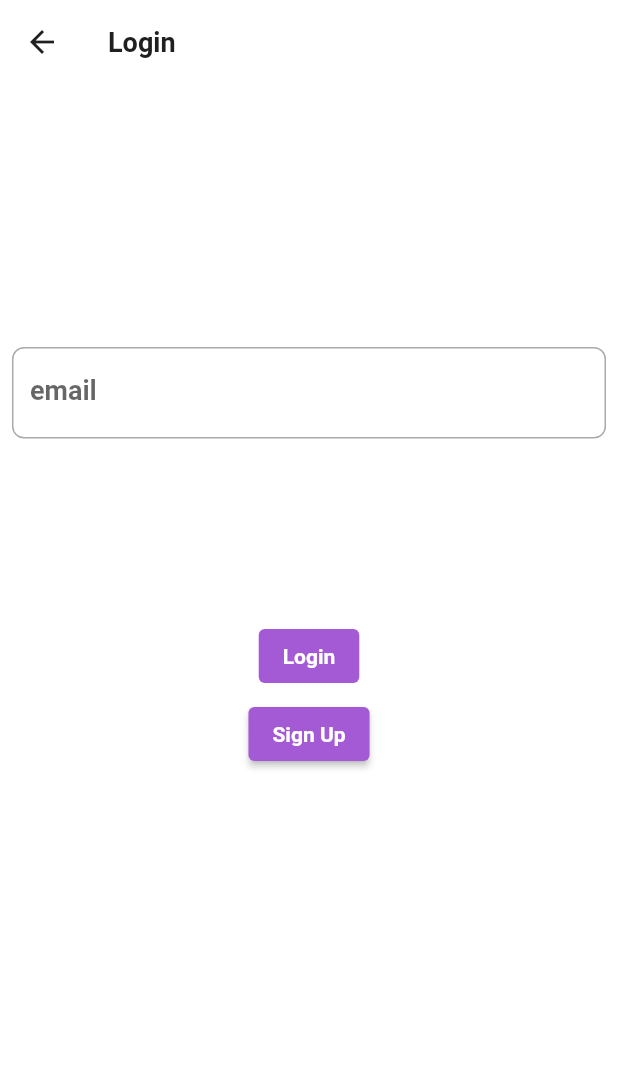
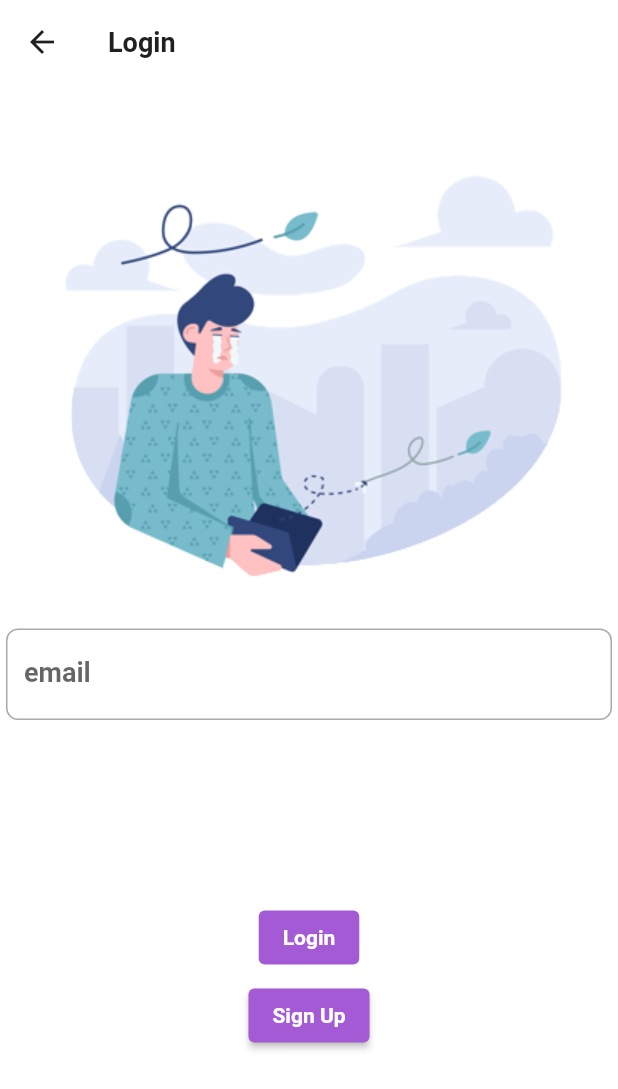
Before and after one commit to hana42/desafio_supremo, a Flutter app: the LoginPage screen opened directly, on a phone screen of 412 x 824 dp. Shown: the top 1089 px of the screen. Run offline on Flutter 3.47's test engine with Material 2 defaults, Android fonts, the phone set to English and light mode, and no system bars; our stand-ins replace bloc, either_dart, equatable, firebase_auth, firebase_core, flutter_bloc and 7 more; missing offline and left inert: firebase_auth_platform_interface, flow_builder; accounts and stored records are empty.

Commit message:
add image_login

```diff
--- a/lib/app/login/view/login_page.dart
+++ b/lib/app/login/view/login_page.dart
@@ -7,6 +7,7 @@ import '../../../injection.dart';
 import '../cubit/login_cubit.dart';
 import 'login_form.dart';
 import '../../../core/theme/colors.dart';
+
 class LoginPage extends StatelessWidget {
   const LoginPage({super.key});
 
@@ -16,11 +17,30 @@ class LoginPage extends StatelessWidget {
   Widget build(BuildContext context) {
     return Scaffold(
       appBar: AppBar(title: const Text('Login')),
-      body: Padding(
-        padding: const EdgeInsets.all(8),
-        child: BlocProvider(
-          create: (_) => LoginCubit(context.read<AuthenticationRepository>()),
-          child: const LoginForm(),
+      body: SingleChildScrollView(
+        physics: BouncingScrollPhysics(),
+        reverse: true,
+        keyboardDismissBehavior: ScrollViewKeyboardDismissBehavior.onDrag,
+        padding: EdgeInsets.all(4),
+        child: Form(
+          child: Column(
+              mainAxisSize: MainAxisSize.min,
+              mainAxisAlignment: MainAxisAlignment.center,
+              children: [
+                Container(
+                  padding: EdgeInsets.only(top: 40),
+                  alignment: Alignment.topCenter,
+                  child: Image.asset(
+                    'assets/images/error_image.png',
+                    scale: 1,
+                  ),
+                ),
+                BlocProvider(
+                  create: (_) =>
+                      LoginCubit(context.read<AuthenticationRepository>()),
+                  child: const LoginForm(),
+                ),
+              ]),
         ),
       ),
     );
```
Also changed, not shown: lib/app/login/view/login_form.dart (+2 -17 lines).
